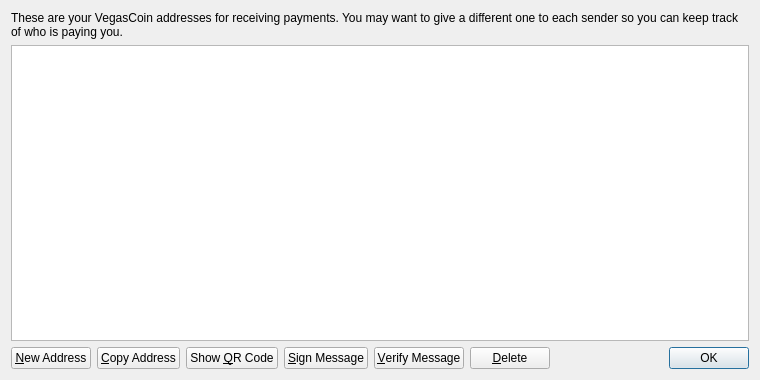
Above: src/qt/forms/addressbookpage.ui from VegasCoin/vegascoin before the change. Below: the same form after it.
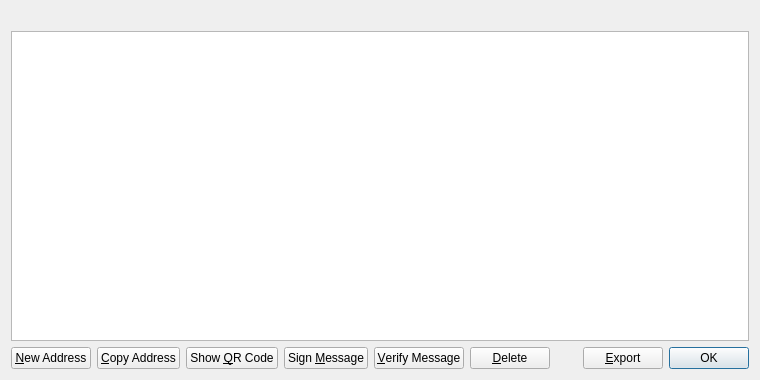
That is the form after the change. Icons and pictures are not drawn.

Commit message: Major upgrade 2.0.1.1, now based upon latest franko coin wallet, added Kimoto Gravity Well, fixed various bugs, updated manuals, added checkpoints

What changed in the file:
```diff
--- a/src/qt/forms/addressbookpage.ui
+++ b/src/qt/forms/addressbookpage.ui
@@ -16,9 +16,6 @@
   <layout class="QVBoxLayout" name="verticalLayout">
    <item>
     <widget class="QLabel" name="labelExplanation">
-     <property name="text">
-      <string>These are your VegasCoin addresses for receiving payments. You may want to give a different one to each sender so you can keep track of who is paying you.</string>
-     </property>
      <property name="textFormat">
       <enum>Qt::PlainText</enum>
      </property>
@@ -102,7 +99,7 @@
         <string>Sign a message to prove you own a Bitcoin address</string>
        </property>
        <property name="text">
-        <string>&amp;Sign Message</string>
+        <string>Sign &amp;Message</string>
        </property>
        <property name="icon">
         <iconset resource="../bitcoin.qrc">
@@ -151,6 +148,20 @@
        </property>
       </spacer>
      </item>
+     <item>
+      <widget class="QPushButton" name="exportButton">
+       <property name="toolTip">
+        <string>Export the data in the current tab to a file</string>
+       </property>
+       <property name="text">
+        <string>&amp;Export</string>
+       </property>
+       <property name="icon">
+        <iconset resource="../vegascoin.qrc">
+         <normaloff>:/icons/export</normaloff>:/icons/export</iconset>
+       </property>
+      </widget>
+     </item>
      <item>
       <widget class="QDialogButtonBox" name="buttonBox">
        <property name="sizePolicy">
```
Left out of the diff: 26 changed lines with no effect on the pictures. The commit also changes 603 other files.
